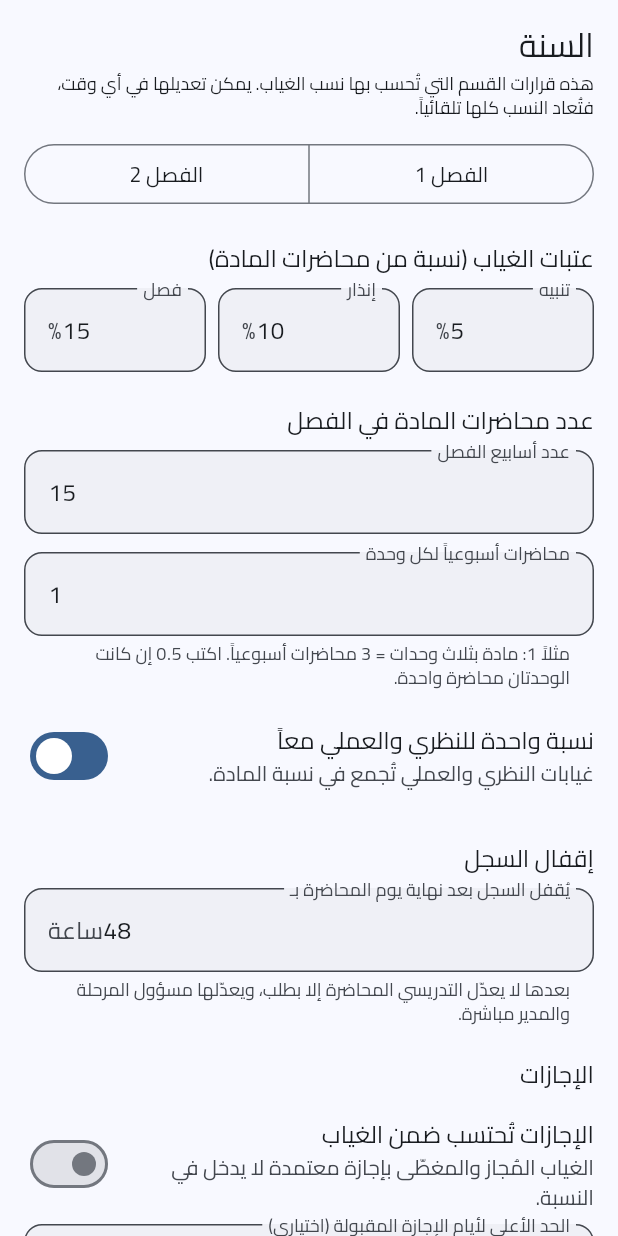
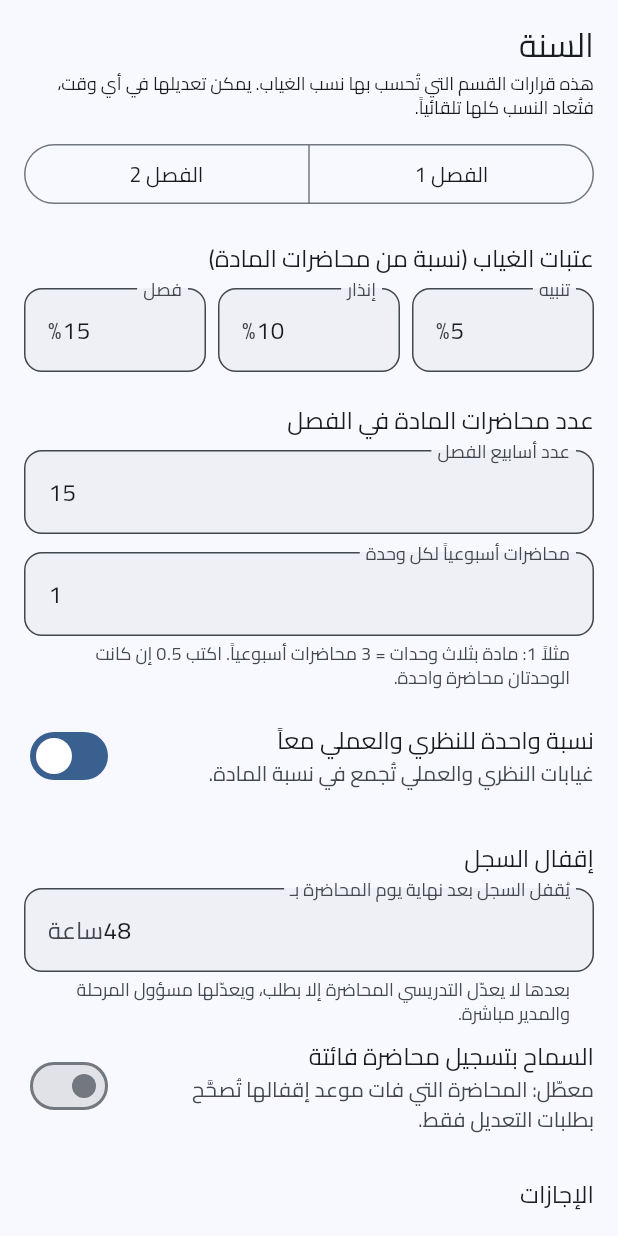
Before and after one commit to ajyabdulla2/uob-attendance, a Flutter app: the _YearForm widget shown alone on an empty page, opened directly with empty values, on a phone screen of 412 x 824 dp. Run offline on Flutter 3.47's test engine with Material 3 defaults, Android fonts, the phone set to English and light mode, and no system bars; our stand-ins replace cloud_firestore, csv, drift, drift_flutter, file_picker, firebase_auth and 6 more; missing offline and left inert: cryptography, excel; accounts and stored records are empty; generated files the repository leaves out were written again; project files that could hold a hidden picture were left out.

Commit message:
Missed lecture: off by default, switched on by an admin in year settings
The department wants recording missed lectures to be an admin decision.
A new year setting «السماح بتسجيل محاضرة فائتة» (allowMissedLectures,
false by default) controls it: when off, the stage dashboard shows no
button, idle classes are not tappable and the screen itself says it is off.
It is a UI gate only: the rules already let stage managers and admins edit
locked lectures.

Co-Authored-By: Claude Opus 5.5 <noreply@anthropic.com>
Claude-Session: https://claude.ai/code/session_01CmXhKL27t9h8oMu4Ev5sie

```diff
--- a/lib/features/academic/domain/academic_year.dart
+++ b/lib/features/academic/domain/academic_year.dart
@@ -39,6 +39,7 @@ final class AcademicYear {
     this.leavesCountAgainst = false,
     this.maxLeaveDays,
     this.combinedTheoryPractical = true,
+    this.allowMissedLectures = false,
     this.departmentId = AppConfig.departmentId,
   });
 
@@ -66,6 +67,10 @@ final class AcademicYear {
 
   /// One combined percentage for theory + practical, or two separate ones.
   final bool combinedTheoryPractical;
+
+  /// Whether stage managers and admins may record a missed lecture (a past
+  /// day, any class of their stage) — switched on by an admin, off by default.
+  final bool allowMissedLectures;
   final String departmentId;
 
   /// Within what the security rules accept (they use [lockHours] to compute
@@ -90,6 +95,7 @@ final class AcademicYear {
     bool? leavesCountAgainst,
     int? Function()? maxLeaveDays,
     bool? combinedTheoryPractical,
+    bool? allowMissedLectures,
   }) =>
       AcademicYear(
         id: id,
@@ -103,6 +109,7 @@ final class AcademicYear {
         leavesCountAgainst: leavesCountAgainst ?? this.leavesCountAgainst,
         maxLeaveDays: maxLeaveDays == null ? this.maxLeaveDays : maxLeaveDays(),
         combinedTheoryPractical: combinedTheoryPractical ?? this.combinedTheoryPractical,
+        allowMissedLectures: allowMissedLectures ?? this.allowMissedLectures,
         departmentId: departmentId,
       );
 
@@ -124,6 +131,7 @@ final class AcademicYear {
         leavesCountAgainst: Fs.boolean(map['leavesCountAgainst']),
         maxLeaveDays: map['maxLeaveDays'] is int ? map['maxLeaveDays'] as int : null,
         combinedTheoryPractical: Fs.boolean(map['combinedTheoryPractical'], true),
+        allowMissedLectures: Fs.boolean(map['allowMissedLectures']),
         departmentId: Fs.str(map['departmentId'], AppConfig.departmentId),
       );
 
@@ -139,6 +147,7 @@ final class AcademicYear {
         'leavesCountAgainst': leavesCountAgainst,
         'maxLeaveDays': maxLeaveDays,
         'combinedTheoryPractical': combinedTheoryPractical,
+        'allowMissedLectures': allowMissedLectures,
         'departmentId': departmentId,
       };
 }
--- a/lib/features/academic/presentation/year_settings_screen.dart
+++ b/lib/features/academic/presentation/year_settings_screen.dart
@@ -52,6 +52,7 @@ class _YearFormState extends ConsumerState<_YearForm> {
   late bool _leavesCount = widget.year.leavesCountAgainst;
   late final _maxLeave = TextEditingController(text: widget.year.maxLeaveDays?.toString() ?? '');
   late bool _combined = widget.year.combinedTheoryPractical;
+  late bool _missed = widget.year.allowMissedLectures;
   bool _saving = false;
 
   static TextEditingController _num(num v) =>
@@ -85,6 +86,7 @@ class _YearFormState extends ConsumerState<_YearForm> {
       leavesCountAgainst: _leavesCount,
       maxLeaveDays: () => max,
       combinedTheoryPractical: _combined,
+      allowMissedLectures: _missed,
     );
   }
 
@@ -216,6 +218,14 @@ class _YearFormState extends ConsumerState<_YearForm> {
                   suffix: l10n.yearHoursSuffix,
                   helper: l10n.yearLockHelp,
                   validator: (v) => numberIn(v, min: 1, max: 720, integer: true)),
+              SwitchListTile(
+                key: const Key('year.missed'),
+                contentPadding: EdgeInsets.zero,
+                value: _missed,
+                title: Text(l10n.yearMissed),
+                subtitle: Text(_missed ? l10n.yearMissedOn : l10n.yearMissedOff),
+                onChanged: (v) => setState(() => _missed = v),
+              ),
               section(l10n.yearLeaves),
               SwitchListTile(
                 key: const Key('year.leavesCount'),
--- a/lib/l10n/app_ar.arb
+++ b/lib/l10n/app_ar.arb
@@ -1927,5 +1927,9 @@
   "missedSaved": "حُفظت المحاضرة.",
   "missedNoClasses": "لا توجد صفوف مُسندة في هذه المرحلة.",
   "missedNoStudents": "لا يوجد طلبة في هذا الصف.",
-  "dashMissedHelp": "لصف لم تُسجَّل محاضرته في وقتها، بأي تاريخ سابق."
+  "dashMissedHelp": "لصف لم تُسجَّل محاضرته في وقتها، بأي تاريخ سابق.",
+  "yearMissed": "السماح بتسجيل محاضرة فائتة",
+  "yearMissedOn": "مفعّل: يرى مسؤول المرحلة والمدير «تسجيل محاضرة فائتة» في لوحة المرحلة، لأي صف في مرحلته وبأي تاريخ سابق.",
+  "yearMissedOff": "معطّل: المحاضرة التي فات موعد إقفالها تُصحَّح بطلبات التعديل فقط.",
+  "missedDisabled": "تسجيل المحاضرات الفائتة معطّل. يفعّله المدير من «إعدادات السنة»."
 }
--- a/lib/l10n/app_en.arb
+++ b/lib/l10n/app_en.arb
@@ -684,5 +684,9 @@
   "missedSaved": "The lecture was saved.",
   "missedNoClasses": "This stage has no assigned classes.",
   "missedNoStudents": "This class has no students.",
-  "dashMissedHelp": "For a class whose lecture was not recorded in time, on any past day."
+  "dashMissedHelp": "For a class whose lecture was not recorded in time, on any past day.",
+  "yearMissed": "Allow recording a missed lecture",
+  "yearMissedOn": "On: stage managers and admins see «Record a missed lecture» on the stage dashboard, for any class of their stage on any past day.",
+  "yearMissedOff": "Off: a lecture past its lock time can only be corrected through edit requests.",
+  "missedDisabled": "Recording missed lectures is off. An admin can switch it on in Year settings."
 }
--- a/lib/l10n/app_localizations.dart
+++ b/lib/l10n/app_localizations.dart
@@ -4228,6 +4228,30 @@ abstract class AppLocalizations {
   /// In ar, this message translates to:
   /// **'لصف لم تُسجَّل محاضرته في وقتها، بأي تاريخ سابق.'**
   String get dashMissedHelp;
+
+  /// No description provided for @yearMissed.
+  ///
+  /// In ar, this message translates to:
+  /// **'السماح بتسجيل محاضرة فائتة'**
+  String get yearMissed;
+
+  /// No description provided for @yearMissedOn.
+  ///
+  /// In ar, this message translates to:
+  /// **'مفعّل: يرى مسؤول المرحلة والمدير «تسجيل محاضرة فائتة» في لوحة المرحلة، لأي صف في مرحلته وبأي تاريخ سابق.'**
+  String get yearMissedOn;
+
+  /// No description provided for @yearMissedOff.
+  ///
+  /// In ar, this message translates to:
+  /// **'معطّل: المحاضرة التي فات موعد إقفالها تُصحَّح بطلبات التعديل فقط.'**
+  String get yearMissedOff;
+
+  /// No description provided for @missedDisabled.
+  ///
+  /// In ar, this message translates to:
+  /// **'تسجيل المحاضرات الفائتة معطّل. يفعّله المدير من «إعدادات السنة».'**
+  String get missedDisabled;
 }
 
 class _AppLocalizationsDelegate
--- a/lib/l10n/app_localizations_ar.dart
+++ b/lib/l10n/app_localizations_ar.dart
@@ -2570,4 +2570,19 @@ class AppLocalizationsAr extends AppLocalizations {
   @override
   String get dashMissedHelp =>
       'لصف لم تُسجَّل محاضرته في وقتها، بأي تاريخ سابق.';
+
+  @override
+  String get yearMissed => 'السماح بتسجيل محاضرة فائتة';
+
+  @override
+  String get yearMissedOn =>
+      'مفعّل: يرى مسؤول المرحلة والمدير «تسجيل محاضرة فائتة» في لوحة المرحلة، لأي صف في مرحلته وبأي تاريخ سابق.';
+
+  @override
+  String get yearMissedOff =>
+      'معطّل: المحاضرة التي فات موعد إقفالها تُصحَّح بطلبات التعديل فقط.';
+
+  @override
+  String get missedDisabled =>
+      'تسجيل المحاضرات الفائتة معطّل. يفعّله المدير من «إعدادات السنة».';
 }
```
Also changed, not shown: lib/features/attendance/presentation/missed_lecture_screen.dart (+9 -3 lines), lib/features/stats/presentation/stage_dashboard_screen.dart (+23 -12 lines), lib/l10n/app_localizations_en.dart (+15 -0 lines), 3 other files.
